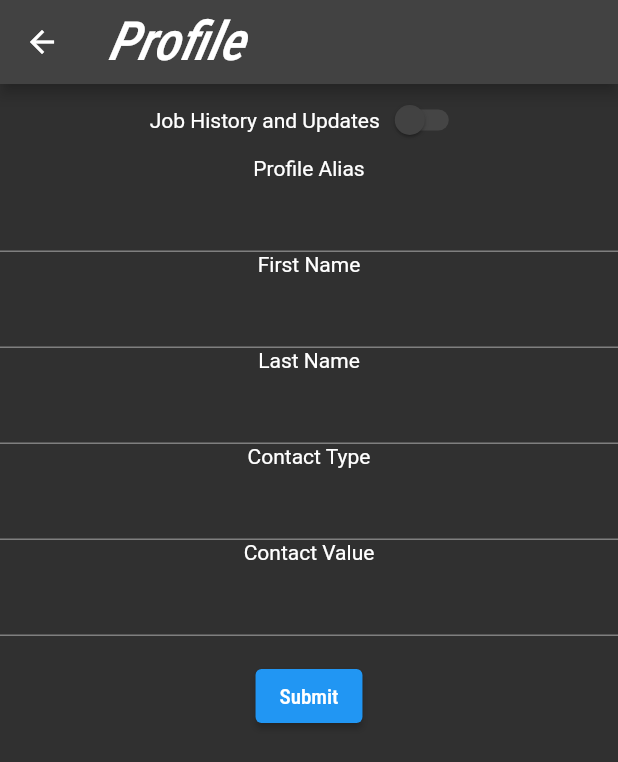
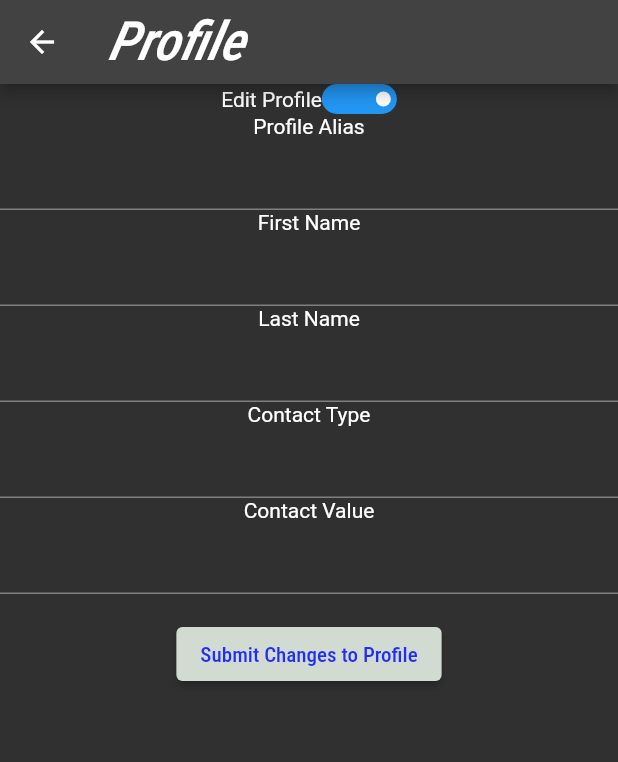
Before and after one commit to roostercoopllc/dSmarket, a Flutter app: the ProfilePage screen opened directly, on a phone screen of 412 x 824 dp. Shown: the top 762 px of the screen. Run offline on Flutter 3.47's test engine with Material 2 defaults, Android fonts, the phone set to English and light mode, and no system bars; drawn by our look-alikes of flutter_switch; missing offline and left inert: walletconnect_dart, web3dart; Roboto replaces fonts that are missing (Hind, Roboto Condensed).

Commit message:
Adding some more scaffolding and moving to chain.

```diff
--- a/mobile/lib/pages/profile.dart
+++ b/mobile/lib/pages/profile.dart
@@ -1,4 +1,5 @@
 import 'package:flutter/material.dart';
+import 'package:flutter_switch/flutter_switch.dart';
 
 class ProfilePage extends StatefulWidget {
   const ProfilePage({Key? key}) : super(key: key);
@@ -14,7 +15,7 @@ class _ProfilePageState extends State<ProfilePage> {
   // Note: This is a GlobalKey<FormState>,
   // not a GlobalKey<MyCustomFormState>.
   final _ProfileKey = GlobalKey<FormState>();
-  var editing = false;
+  var editing = true;
 
   var profileAliasStr,
       firstnameStr,
@@ -23,20 +24,14 @@ class _ProfilePageState extends State<ProfilePage> {
       contactValueStr;
   var contactTypeOptions = ['PHONE', 'EMAIL', 'IPFS', 'SOCIAL', 'OTHER'];
 
-  editFields(BuildContext context) {
-    setState(() {
-      print(context);
-      editing = !editing;
-    });
-  }
-
   @override
   Widget build(BuildContext context) {
     return Scaffold(
         appBar: AppBar(
           title: const Text('Profile'),
         ),
-        body: Form(
+        body: SingleChildScrollView(
+            child: Form(
                 key: _ProfileKey,
                 child: Column(
                   crossAxisAlignment: CrossAxisAlignment.center,
@@ -45,10 +40,22 @@ class _ProfilePageState extends State<ProfilePage> {
                       mainAxisAlignment: MainAxisAlignment.center,
                       children: [
                         Text(
-                      'Job History and Updates',
+                          'Edit Profile',
                         ),
-                    Switch.adaptive(
-                        value: editing, onChanged: editFields(context)),
+                        FlutterSwitch(
+                          width: 50.0,
+                          height: 20.0,
+                          // valueFontSize: 25.0,
+                          toggleSize: 10.0,
+                          value: editing,
+                          // padding: 8.0,
+                          // showOnOff: true,
+                          onToggle: (val) {
+                            setState(() {
+                              editing = val;
+                            });
+                          },
+                        ),
                       ],
                     ),
                     Text(
@@ -56,6 +63,7 @@ class _ProfilePageState extends State<ProfilePage> {
                     ),
                     TextFormField(
                       // The validator receives the text that the user has entered.
+                      enabled: editing,
                       validator: (value) {
                         if (value == null || value.isEmpty) {
                           return 'Please enter some text';
@@ -68,6 +76,7 @@ class _ProfilePageState extends State<ProfilePage> {
                     ),
                     TextFormField(
                       // The validator receives the text that the user has entered.
+                      enabled: editing,
                       validator: (value) {
                         if (value == null || value.isEmpty) {
                           return 'Please enter somemore text';
@@ -80,6 +89,7 @@ class _ProfilePageState extends State<ProfilePage> {
                     ),
                     TextFormField(
                       // The validator receives the text that the user has entered.
+                      enabled: editing,
                       validator: (value) {
                         if (value == null || value.isEmpty) {
                           return 'Please enter somemore text';
@@ -92,6 +102,7 @@ class _ProfilePageState extends State<ProfilePage> {
                     ),
                     TextFormField(
                       // The validator receives the text that the user has entered.
+                      enabled: editing,
                       validator: (value) {
                         if (value == null || value.isEmpty) {
                           return 'Please enter somemore text';
@@ -104,6 +115,7 @@ class _ProfilePageState extends State<ProfilePage> {
                     ),
                     TextFormField(
                       // The validator receives the text that the user has entered.
+                      enabled: editing,
                       validator: (value) {
                         if (value == null || value.isEmpty) {
                           return 'Please enter somemore text';
@@ -113,21 +125,33 @@ class _ProfilePageState extends State<ProfilePage> {
                     ),
                     Padding(
                       padding: const EdgeInsets.symmetric(vertical: 16.0),
-                  child: ElevatedButton(
+                      child: (editing)
+                          ? ElevatedButton(
+                              style: ButtonStyle(
+                                  backgroundColor:
+                                      MaterialStateProperty.all<Color>(
+                                          Color.fromARGB(255, 209, 219, 210))),
                               onPressed: () {
                                 // Validate returns true if the form is valid, or false otherwise.
-                      if (_ProfileKey.currentState!.validate()) {
+                                if (editing &&
+                                    _ProfileKey.currentState!.validate()) {
                                   // If the form is valid, display a snackbar. In the real world,
                                   // you'd often call a server or save the information in a database.
                                   ScaffoldMessenger.of(context).showSnackBar(
-                          const SnackBar(content: Text('Processing Data')),
+                                    const SnackBar(
+                                        content: Text('Processing Data')),
                                   );
                                 }
                               },
-                    child: const Text('Submit'),
+                              child: const Text(
+                                "Submit Changes to Profile",
+                                style: TextStyle(
+                                  color: Color.fromARGB(255, 33, 47, 243),
                                 ),
+                              ))
+                          : Container(),
                     ),
                   ],
-            )));
+                ))));
   }
 }
--- a/mobile/lib/utils/helperwidgets.dart
+++ b/mobile/lib/utils/helperwidgets.dart
@@ -8,6 +8,7 @@ class JobViewCard extends StatelessWidget {
   }) : super(key: key);
   final String jobTitle;
   final String jobDescription;
+
   @override
   Widget build(BuildContext context) {
     return Card(
--- a/mobile/pubspec.yaml
+++ b/mobile/pubspec.yaml
@@ -38,6 +38,7 @@ dependencies:
   google_fonts: ^3.0.1
   slider_button: ^2.0.0
   web3dart: ^2.3.5
+  flutter_switch: ^0.3.2
 
 dev_dependencies:
   flutter_test:
```
Also changed, not shown: mobile/lib/pages/createJob.dart (+8 -1 lines), mobile/lib/pages/login_page.dart (+18 -19 lines), mobile/pubspec.lock. Lines whose indentation alone changed are shown as unchanged.
